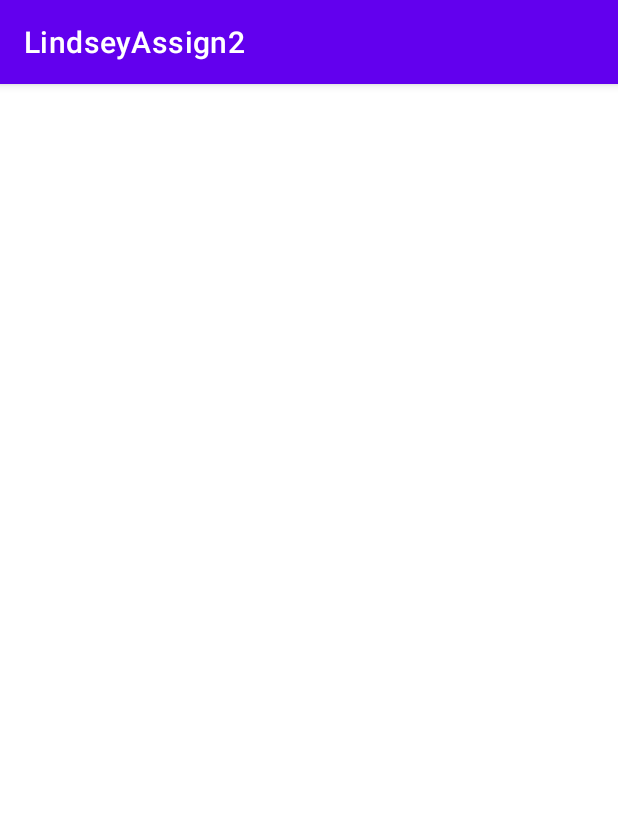
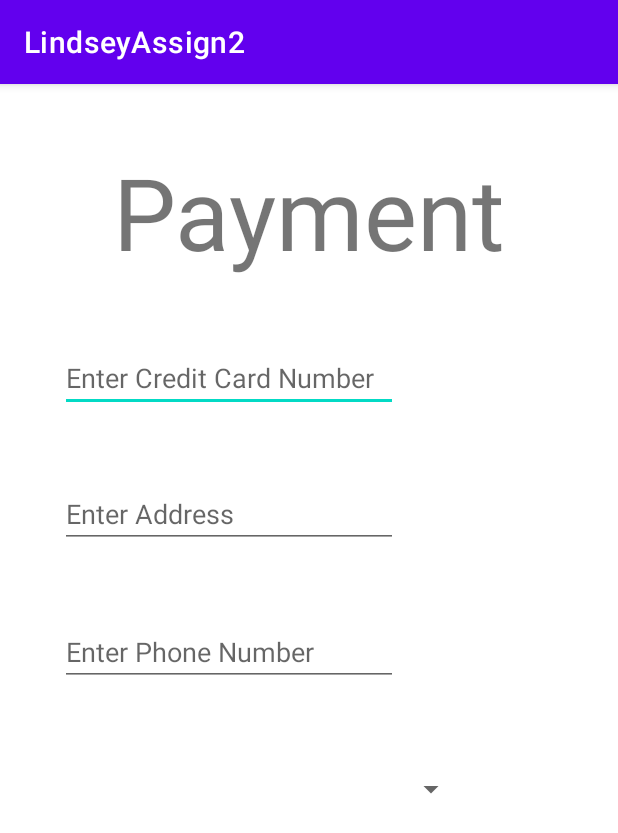
Before and after one commit to LindseyHatch6668/LindseyHatchAssign2, an Android app: the HatchActivity2 screen opened directly, with no data from a screen before it, on a phone screen of 412 x 824 dp. Shown: the top 833 px of the screen. Run offline under Robolectric (Android 15) with nearby library versions, the phone set to English and light mode, and no system bars.

Commit message:
Added spinner and spinner values

```diff
--- a/LindseyAssign22/src/main/java/lindsey/hatch/n01286668/HatchActivity2.java
+++ b/LindseyAssign22/src/main/java/lindsey/hatch/n01286668/HatchActivity2.java
@@ -5,7 +5,18 @@ import androidx.appcompat.app.AppCompatActivity;
 import android.os.Bundle;
 
 public class HatchActivity2 extends AppCompatActivity {
-
+    String[] provinces = {"Alberta",
+            "British Columbia",
+            "Manitoba",
+            "New Brunswick",
+            "Northwest Territories",
+            "Nova Scotia",
+            "Nunavut",
+            "Ontario",
+            "Prince Edward Island",
+            "Quebec",
+            "Saskatchewan",
+            "Yukon"};
     @Override
     protected void onCreate(Bundle savedInstanceState) {
         super.onCreate(savedInstanceState);
--- a/LindseyAssign22/src/main/res/layout/activity_hatch2.xml
+++ b/LindseyAssign22/src/main/res/layout/activity_hatch2.xml
@@ -6,4 +6,69 @@
     android:layout_height="match_parent"
     tools:context=".HatchActivity2">
 
+    <EditText
+        android:id="@+id/lindseyPaymentEnter"
+        android:hint="@string/enter_credit_card_number"
+        android:layout_width="225dp"
+        android:layout_height="44dp"
+        android:inputType="number"
+        app:layout_constraintBottom_toBottomOf="parent"
+        app:layout_constraintEnd_toEndOf="parent"
+        app:layout_constraintHorizontal_bias="0.215"
+        app:layout_constraintStart_toStartOf="parent"
+        app:layout_constraintTop_toTopOf="parent"
+        app:layout_constraintVertical_bias="0.241" />
+
+    <EditText
+        android:id="@+id/addressEnter"
+        android:layout_width="225dp"
+        android:layout_height="44dp"
+        android:hint="@string/enter_address"
+        android:lines="1"
+        app:layout_constraintBottom_toBottomOf="parent"
+        app:layout_constraintEnd_toEndOf="parent"
+        app:layout_constraintHorizontal_bias="0.215"
+        app:layout_constraintStart_toStartOf="parent"
+        app:layout_constraintTop_toBottomOf="@+id/lindseyPaymentEnter"
+        app:layout_constraintVertical_bias="0.092" />
+
+    <EditText
+        android:id="@+id/phoneEnter"
+        android:layout_width="225dp"
+        android:layout_height="44dp"
+        android:hint="@string/enter_phone_number"
+        android:inputType="phone"
+        android:lines="1"
+        app:layout_constraintBottom_toBottomOf="parent"
+        app:layout_constraintEnd_toEndOf="parent"
+        app:layout_constraintHorizontal_bias="0.215"
+        app:layout_constraintStart_toStartOf="parent"
+        app:layout_constraintTop_toBottomOf="@+id/addressEnter"
+        app:layout_constraintVertical_bias="0.115" />
+
+    <TextView
+        android:id="@+id/textView"
+        android:textSize="100px"
+        android:layout_width="wrap_content"
+        android:layout_height="wrap_content"
+        android:text="@string/payment_title"
+        app:layout_constraintBottom_toBottomOf="parent"
+        app:layout_constraintEnd_toEndOf="parent"
+        app:layout_constraintHorizontal_bias="0.498"
+        app:layout_constraintStart_toStartOf="parent"
+        app:layout_constraintTop_toTopOf="parent"
+        app:layout_constraintVertical_bias="0.06" />
+
+    <Spinner
+        android:id="@+id/spinner"
+        android:layout_width="271dp"
+        android:layout_height="45dp"
+        android:prompt="@string/select_province"
+        app:layout_constraintBottom_toBottomOf="parent"
+        app:layout_constraintEnd_toEndOf="parent"
+        app:layout_constraintHorizontal_bias="0.285"
+        app:layout_constraintStart_toStartOf="parent"
+        app:layout_constraintTop_toBottomOf="@+id/phoneEnter"
+        app:layout_constraintVertical_bias="0.143" />
+
 </androidx.constraintlayout.widget.ConstraintLayout>
--- a/LindseyAssign22/src/main/res/values/strings.xml
+++ b/LindseyAssign22/src/main/res/values/strings.xml
@@ -16,4 +16,11 @@
     <string name="black_olives">Black Olives</string>
     <string name="pepperoni">Pepperoni</string>
     <string name="cheese">Cheese</string>
+    <string name="enter_credit_card_number">Enter Credit Card Number</string>
+    <string name="payment_title">Payment</string>
+    <string name="enter_address">Enter Address</string>
+    <string name="enter_phone_number">Enter Phone Number</string>
+    <string name="select_province">Select Province or Territory</string>
+
+
 </resources>
```
